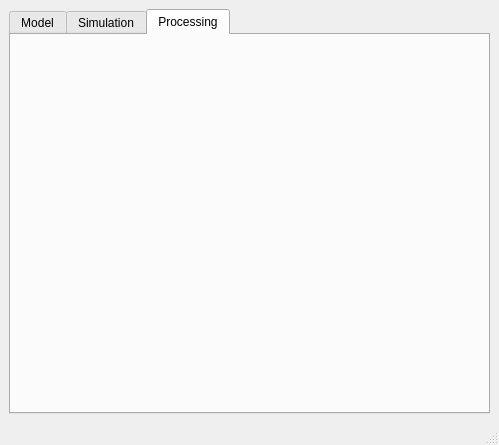
The window that moldyn/ui/qt/mainwindow.ui (open-moldyn/moldyn) describes before a commit, drawn with Qt 5.
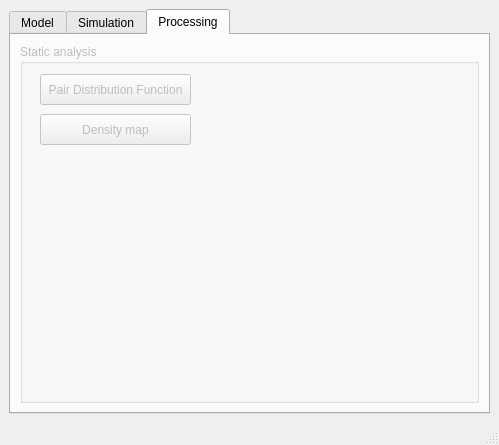
The same window after the commit. The open tabs and pages were chosen to show the change.

Commit message: Début des options de process

```diff
--- a/moldyn/ui/qt/mainwindow.ui
+++ b/moldyn/ui/qt/mainwindow.ui
@@ -185,6 +185,41 @@
        <attribute name="title">
         <string>Processing</string>
        </attribute>
+       <layout class="QVBoxLayout" name="verticalLayout">
+        <item>
+         <widget class="QGroupBox" name="groupBox_2">
+          <property name="title">
+           <string>Static analysis</string>
+          </property>
+          <widget class="QToolButton" name="PDFButton">
+           <property name="geometry">
+            <rect>
+             <x>20</x>
+             <y>30</y>
+             <width>151</width>
+             <height>31</height>
+            </rect>
+           </property>
+           <property name="text">
+            <string>Pair Distribution Function</string>
+           </property>
+          </widget>
+          <widget class="QToolButton" name="densityMapButton">
+           <property name="geometry">
+            <rect>
+             <x>20</x>
+             <y>70</y>
+             <width>151</width>
+             <height>31</height>
+            </rect>
+           </property>
+           <property name="text">
+            <string>Density map</string>
+           </property>
+          </widget>
+         </widget>
+        </item>
+       </layout>
       </widget>
      </widget>
     </item>
```
The commit also changes 2 other files.
